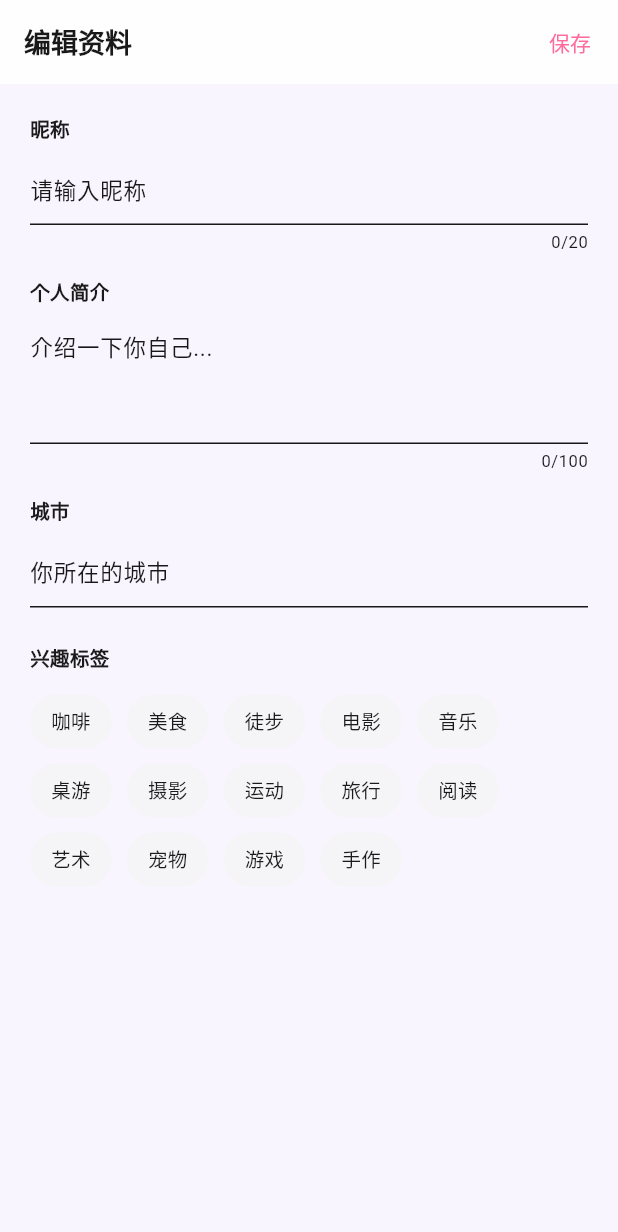
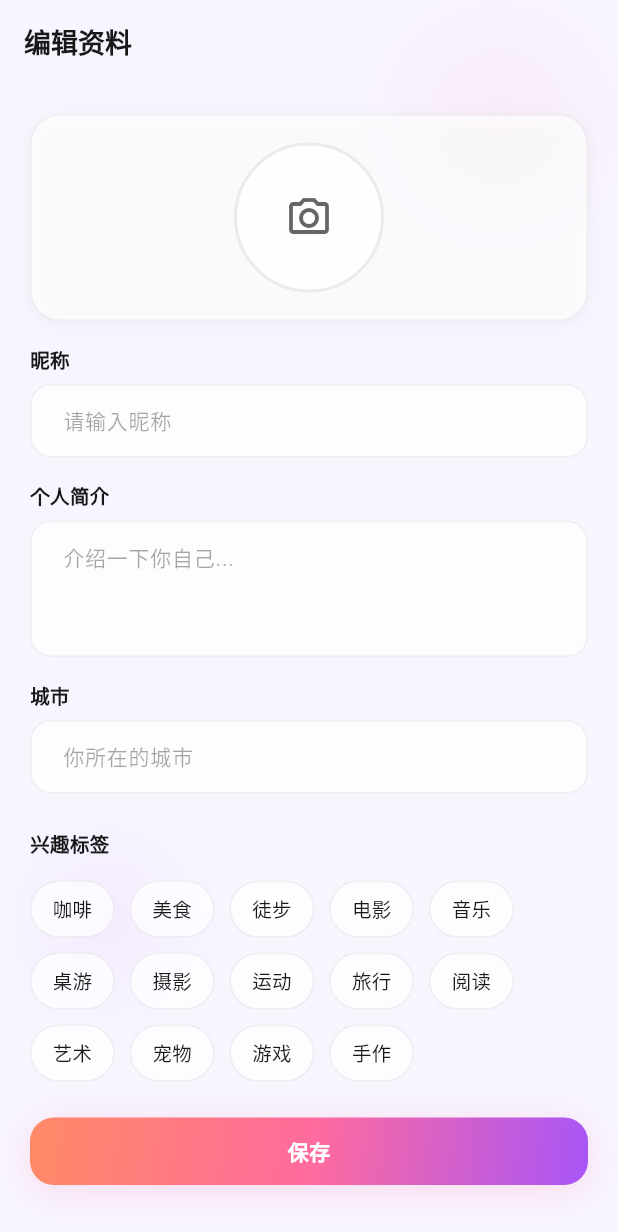
Before and after one commit to Attackcoin/dazi-app, a Flutter app: the EditProfileScreen screen opened by its route, on a phone screen of 412 x 824 dp. Shown: the top 1232 px of the screen. Run offline on Flutter 3.47's test engine with Material 3 defaults, Android fonts, the phone set to English and light mode, and no system bars; our stand-ins replace cached_network_image, cloud_firestore, cloud_functions, firebase_auth, firebase_core, firebase_database and 6 more; missing offline and left inert: mobile_scanner; accounts and stored records are empty.

Commit message:
feat(edit-profile): Glass Morph edit form
Wrap EditProfileScreen in GlowBackground, replace TextField with
GlassInput, add GlassCard avatar upload area with dashed border,
replace Save TextButton with GlassButton primary, remove AppColors.

Co-Authored-By: Claude Opus 4.6 <noreply@anthropic.com>

```diff
--- a/client/lib/presentation/features/profile/edit_profile_screen.dart
+++ b/client/lib/presentation/features/profile/edit_profile_screen.dart
@@ -1,7 +1,12 @@
 import 'package:flutter/material.dart';
 import 'package:flutter_riverpod/flutter_riverpod.dart';
 
-import '../../../core/theme/app_colors.dart';
+import '../../../core/theme/glass_theme.dart';
+import '../../../core/theme/spacing.dart';
+import '../../../core/widgets/glass_button.dart';
+import '../../../core/widgets/glass_card.dart';
+import '../../../core/widgets/glass_input.dart';
+import '../../../core/widgets/glow_background.dart';
 import '../../../data/repositories/auth_repository.dart';
 import '../../../data/repositories/user_repository.dart';
 
@@ -65,6 +70,7 @@ class _EditProfileScreenState extends ConsumerState<EditProfileScreen> {
 
   @override
   Widget build(BuildContext context) {
+    final gt = GlassTheme.of(context);
     final userAsync = ref.watch(currentAppUserProvider);
     final user = userAsync.valueOrNull;
 
@@ -78,50 +84,65 @@ class _EditProfileScreenState extends ConsumerState<EditProfileScreen> {
       _initialized = true;
     }
 
-    return Scaffold(
+    return GlowBackground(
+      child: Scaffold(
+        backgroundColor: Colors.transparent,
         appBar: AppBar(
+          backgroundColor: Colors.transparent,
           title: const Text('编辑资料'),
-        actions: [
-          TextButton(
-            onPressed: _saving ? null : _save,
-            child: _saving
-                ? const SizedBox(
-                    width: 16,
-                    height: 16,
-                    child: CircularProgressIndicator(strokeWidth: 2),
-                  )
-                : const Text('保存'),
-          ),
-        ],
         ),
         body: user == null
             ? const Center(child: CircularProgressIndicator())
             : ListView(
-              padding: const EdgeInsets.all(20),
+                padding: const EdgeInsets.all(Spacing.space20),
                 children: [
-                _label('昵称'),
-                TextField(
+                  // 头像上传区
+                  GlassCard(
+                    level: 1,
+                    padding: const EdgeInsets.all(Spacing.space20),
+                    child: Center(
+                      child: Container(
+                        width: 96,
+                        height: 96,
+                        decoration: BoxDecoration(
+                          shape: BoxShape.circle,
+                          border: Border.all(
+                            color: gt.colors.glassL1Border,
+                            width: 2,
+                            strokeAlign: BorderSide.strokeAlignOutside,
+                          ),
+                          color: gt.colors.glassL2Bg,
+                        ),
+                        child: Icon(
+                          Icons.camera_alt_outlined,
+                          color: gt.colors.textSecondary,
+                          size: 32,
+                        ),
+                      ),
+                    ),
+                  ),
+                  const SizedBox(height: Spacing.space16),
+                  _label('昵称', gt),
+                  GlassInput(
                     controller: _nameController,
-                  maxLength: 20,
-                  decoration: const InputDecoration(hintText: '请输入昵称'),
+                    hint: '请输入昵称',
                   ),
-                const SizedBox(height: 16),
-                _label('个人简介'),
-                TextField(
+                  const SizedBox(height: Spacing.space16),
+                  _label('个人简介', gt),
+                  GlassInput(
                     controller: _bioController,
+                    hint: '介绍一下你自己...',
                     maxLines: 3,
-                  maxLength: 100,
-                  decoration: const InputDecoration(hintText: '介绍一下你自己...'),
                   ),
-                const SizedBox(height: 16),
-                _label('城市'),
-                TextField(
+                  const SizedBox(height: Spacing.space16),
+                  _label('城市', gt),
+                  GlassInput(
                     controller: _cityController,
-                  decoration: const InputDecoration(hintText: '你所在的城市'),
+                    hint: '你所在的城市',
                   ),
-                const SizedBox(height: 24),
-                _label('兴趣标签'),
-                const SizedBox(height: 8),
+                  const SizedBox(height: Spacing.space24),
+                  _label('兴趣标签', gt),
+                  const SizedBox(height: Spacing.space8),
                   Wrap(
                     spacing: 10,
                     runSpacing: 10,
@@ -140,16 +161,21 @@ class _EditProfileScreenState extends ConsumerState<EditProfileScreen> {
                               horizontal: 14, vertical: 8),
                           decoration: BoxDecoration(
                             color: selected
-                              ? AppColors.primary
-                              : AppColors.surfaceAlt,
+                                ? gt.colors.primary
+                                : gt.colors.glassL1Bg,
                             borderRadius: BorderRadius.circular(999),
+                            border: Border.all(
+                              color: selected
+                                  ? gt.colors.primary
+                                  : gt.colors.glassL1Border,
+                            ),
                           ),
                           child: Text(
                             t,
                             style: TextStyle(
                               color: selected
-                                ? Colors.white
-                                : AppColors.textPrimary,
+                                  ? gt.colors.textOnPrimary
+                                  : gt.colors.textPrimary,
                               fontSize: 13,
                               fontWeight: FontWeight.w500,
                             ),
@@ -158,19 +184,28 @@ class _EditProfileScreenState extends ConsumerState<EditProfileScreen> {
                       );
                     }).toList(),
                   ),
+                  const SizedBox(height: Spacing.space24),
+                  GlassButton(
+                    label: '保存',
+                    variant: GlassButtonVariant.primary,
+                    expand: true,
+                    isLoading: _saving,
+                    onPressed: _saving ? null : _save,
+                  ),
                 ],
+              ),
       ),
     );
   }
 
-  Widget _label(String text) => Padding(
+  Widget _label(String text, GlassThemeData gt) => Padding(
         padding: const EdgeInsets.only(bottom: 6),
         child: Text(
           text,
-          style: const TextStyle(
+          style: TextStyle(
             fontSize: 13,
             fontWeight: FontWeight.w700,
-            color: AppColors.textPrimary,
+            color: gt.colors.textPrimary,
           ),
         ),
       );
```
Lines whose indentation alone changed are shown as unchanged.
